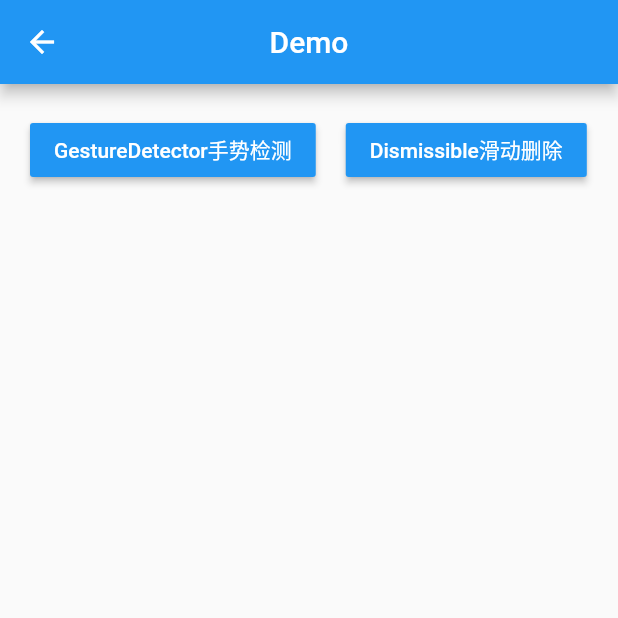
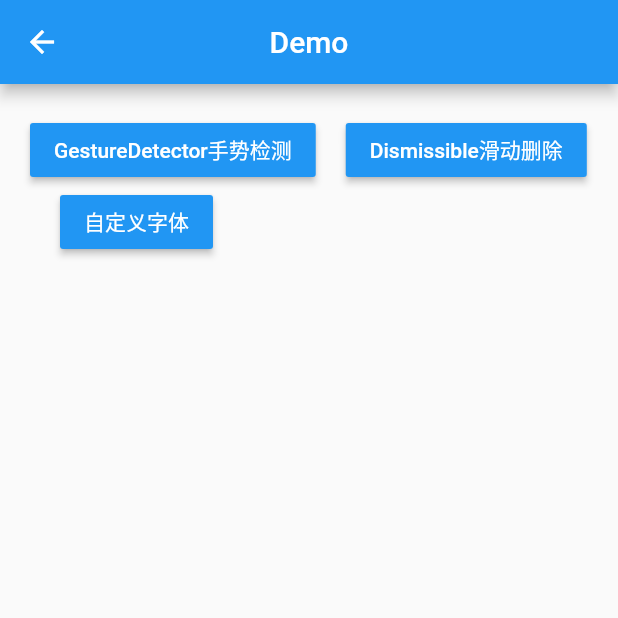
Before and after one commit to HitaoLin/flutter_learning, a Flutter app: the DemoPage screen opened directly, on a phone screen of 412 x 824 dp, the top half of it. Run offline on Flutter 3.47's test engine with Material 2 defaults, Android fonts, the phone set to English and light mode, and no system bars; our stand-ins replace date_format; missing offline and left inert: flutter_cupertino_date_picker; network calls fail.

Commit message:
version 0.0.9 自定义字体

```diff
--- a/lib/demo/Demo.dart
+++ b/lib/demo/Demo.dart
@@ -40,6 +40,15 @@ class DemoPageState extends State<DemoPage> {
                   Navigator.pushNamed(context, '/dismissible');
                 },
               ),
+              SizedBox(width: 20,),
+              RaisedButton(
+                color: Colors.blue,
+                textColor: Colors.white,
+                child: Text("自定义字体"),
+                onPressed: () {
+                  Navigator.pushNamed(context, '/fonts');
+                },
+              ),
             ],
           ),
         ));
--- a/lib/routes/Routes.dart
+++ b/lib/routes/Routes.dart
@@ -25,6 +25,7 @@ import '../date/DatePickerPub.dart';
 import '../demo/Demo.dart';
 import '../demo/GestureDetector.dart';
 import '../demo/Dismissible.dart';
+import '../demo/Fonts.dart';
 
 //配置路由
 final routes = {
@@ -54,6 +55,7 @@ final routes = {
   '/demo': (context) => DemoPage(),
   '/gestureDetector': (context) => GestureDetectorPage(),
   '/dismissible': (context) => DismissiblePage(),
+  '/fonts': (context) => FontsPage(),
 };
 
 //固定写法
--- a/pubspec.yaml
+++ b/pubspec.yaml
@@ -77,5 +77,10 @@ flutter:
   #       - asset: fonts/TrajanPro_Bold.ttf
   #         weight: 700
   #
+
+  fonts:
+    - family: myfont
+      fonts:
+        - asset: fonts/myfont.ttf
   # For details regarding fonts from package dependencies,
   # see https://flutter.dev/custom-fonts/#from-packages
```
Also changed, not shown: lib/demo/Fonts.dart (added, +29 -0 lines), 1 other file.
